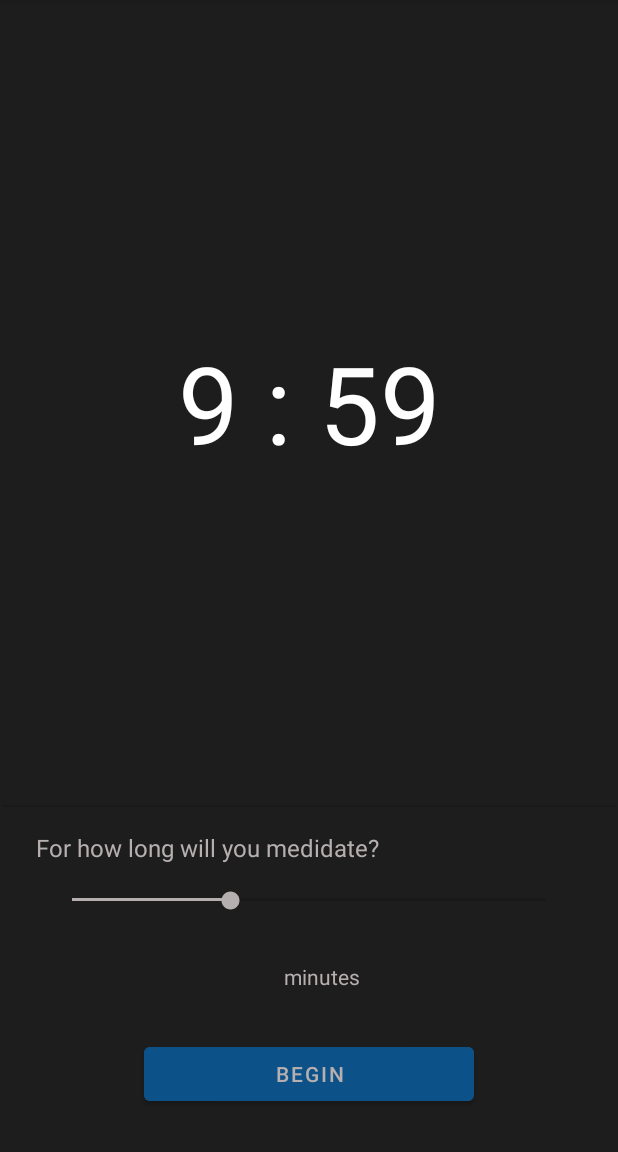
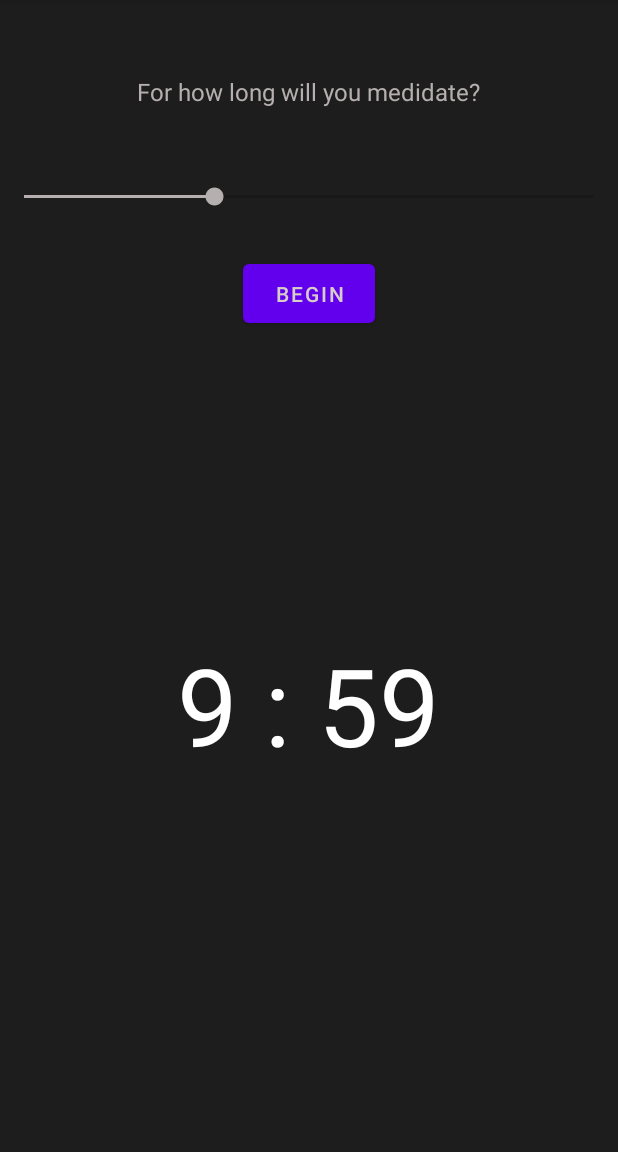
Before and after one commit to GuiHeurich/simple-meditation, an Android app: the screen it shows after launch (MainActivity), after a tap on "BEGIN", on a phone screen of 412 x 824 dp, the part 84-1236 px from its top. Run offline under Robolectric (Android 15) with nearby library versions, the light colour scheme and no system bars; our stand-ins replace data binding.

Commit message:
Change layout to linear layout

```diff
--- a/app/build.gradle
+++ b/app/build.gradle
@@ -8,7 +8,7 @@ android {
 
     defaultConfig {
         applicationId "com.example.simplemeditation"
-        minSdk 19
+        minSdk 21
         targetSdk 31
         versionCode 1
         versionName "1.0"
--- a/app/src/main/java/com/example/simplemeditation/MainActivity.kt
+++ b/app/src/main/java/com/example/simplemeditation/MainActivity.kt
@@ -3,16 +3,14 @@ package com.example.simplemeditation
 import android.media.MediaPlayer
 import android.os.Bundle
 import android.os.CountDownTimer
-import android.util.Log
 import android.widget.Button
 import android.widget.SeekBar
 import android.widget.TextView
 import androidx.appcompat.app.AppCompatActivity
 
-
 class MainActivity : AppCompatActivity() {
 
-    private var mp: MediaPlayer? = null
+    lateinit var mp: MediaPlayer
     private var currentBell = mutableListOf(R.raw.bell)
     private var countDownTimer : CountDownTimer? = null
 
@@ -20,25 +18,26 @@ class MainActivity : AppCompatActivity() {
         super.onCreate(savedInstanceState)
         setContentView(R.layout.activity_main)
 
+        val beginButton: Button = findViewById<Button>(R.id.beginButton)
+        val counterTextView: TextView = findViewById<TextView>(R.id.counterTextView)
+        val minutesBar: SeekBar = findViewById<SeekBar>(R.id.minutesBar)
 
-        val startButton: Button = findViewById<Button>(R.id.startButton)
-        val resultsTextView: TextView = findViewById<TextView>(R.id.resultsTextView)
-        val seekBar: SeekBar = findViewById<SeekBar>(R.id.seekBar)
-        val selectionTextView: TextView = findViewById<TextView>(R.id.selectionTextView)
-
-        seekBar.setOnSeekBarChangeListener(object :
+        minutesBar.setOnSeekBarChangeListener(object :
             SeekBar.OnSeekBarChangeListener {
             override fun onProgressChanged(seek: SeekBar,
                                            progress: Int, fromUser: Boolean) {
-                selectionTextView.text = seekBar.progress.toString()
+                val selectedValue = minutesBar.progress.toString()
+                counterTextView.text = "$selectedValue : 00"
             }
 
             override fun onStartTrackingTouch(seek: SeekBar) {
-                selectionTextView.text = seekBar.progress.toString()
+                val selectedValue = minutesBar.progress.toString()
+                counterTextView.text = "$selectedValue : 00"
             }
 
             override fun onStopTrackingTouch(seek: SeekBar) {
-                selectionTextView.text = seekBar.progress.toString()
+                val selectedValue = minutesBar.progress.toString()
+                counterTextView.text = "$selectedValue : 00"
             }
         })
         fun playBell(id: Int) {
@@ -59,14 +58,14 @@ class MainActivity : AppCompatActivity() {
                     val elapsedSeconds = diff / secondsInMilli
 
                     if (elapsedSeconds < 10 ) {
-                        resultsTextView.text = "$elapsedMinutes : 0$elapsedSeconds"
+                        counterTextView.text = "$elapsedMinutes : 0$elapsedSeconds"
                     } else {
-                        resultsTextView.text = "$elapsedMinutes : $elapsedSeconds"
+                        counterTextView.text = "$elapsedMinutes : $elapsedSeconds"
                     }
                 }
 
                 override fun onFinish() {
-                    resultsTextView.text = "Namaste"
+                    counterTextView.text = "Namaste"
                     playBell(id = currentBell[0])
                 }
             }.start()
@@ -78,10 +77,10 @@ class MainActivity : AppCompatActivity() {
             }
         }
 
-        startButton.setOnClickListener {
+        beginButton.setOnClickListener {
             stopCountDownTimer()
             playBell(id = currentBell[0])
-            startCounter(secondsRemaining = seekBar.progress.toLong())
+            startCounter(secondsRemaining = minutesBar.progress.toLong())
         }
 
 
--- a/app/src/main/res/layout/activity_main.xml
+++ b/app/src/main/res/layout/activity_main.xml
@@ -1,107 +1,55 @@
 <?xml version="1.0" encoding="utf-8"?>
-<androidx.constraintlayout.widget.ConstraintLayout xmlns:android="http://schemas.android.com/apk/res/android"
-    xmlns:app="http://schemas.android.com/apk/res-auto"
-    xmlns:tools="http://schemas.android.com/tools"
+<layout xmlns:android="http://schemas.android.com/apk/res/android"
+    xmlns:tools="http://schemas.android.com/tools">
+
+    <LinearLayout
         android:layout_width="match_parent"
         android:layout_height="match_parent"
+        android:orientation="vertical"
         android:background="#1E1D1D"
         tools:context=".MainActivity">
 
-    <Button
-        android:id="@+id/startButton"
-        android:layout_width="0dp"
+        <TextView
+            android:id="@+id/durationQuestionText"
+            android:layout_width="wrap_content"
             android:layout_height="wrap_content"
-        android:layout_marginStart="96dp"
-        android:layout_marginEnd="96dp"
-        android:layout_marginBottom="28dp"
-        android:backgroundTint="#0C5188"
-        android:backgroundTintMode="add"
-        android:text="Begin"
+            android:layout_gravity="center_horizontal"
+            android:paddingBottom="20dp"
+            android:paddingTop="50dp"
+            android:text="@string/for_how_long_will_you_meditate"
             android:textColor="#B6AFAF"
-        app:layout_constraintBottom_toBottomOf="parent"
-        app:layout_constraintEnd_toEndOf="parent"
-        app:layout_constraintHorizontal_bias="0.0"
-        app:layout_constraintStart_toStartOf="parent" />
+            android:textSize="16sp" />
 
         <SeekBar
-        android:id="@+id/seekBar"
+            android:id="@+id/minutesBar"
             style="@android:style/Widget.DeviceDefault.Light.SeekBar"
-        android:layout_width="0dp"
-        android:layout_height="16dp"
-        android:layout_marginStart="32dp"
-        android:layout_marginEnd="32dp"
-        android:layout_marginBottom="84dp"
+            android:layout_width="match_parent"
+            android:layout_height="wrap_content"
+            android:layout_gravity="center_horizontal"
+            android:paddingTop="30dp"
+            android:paddingBottom="30dp"
             android:max="30"
             android:progress="10"
-        android:theme="@style/SeekBarColor"
-        app:layout_constraintBottom_toTopOf="@+id/startButton"
-        app:layout_constraintEnd_toEndOf="parent"
-        app:layout_constraintHorizontal_bias="0.0"
-        app:layout_constraintStart_toStartOf="parent" />
+            android:theme="@style/SeekBarColor" />
+
+        <Button
+            android:id="@+id/beginButton"
+            android:layout_width="wrap_content"
+            android:layout_height="wrap_content"
+            android:layout_gravity="center_horizontal"
+            android:paddingBottom="10dp"
+            android:paddingTop="10dp"
+            android:text="@string/begin_button"
+            android:textColor="#D7CCC8" />
 
         <TextView
-        android:id="@+id/textView"
+            android:id="@+id/counterTextView"
             android:layout_width="wrap_content"
             android:layout_height="wrap_content"
-        android:layout_marginStart="24dp"
-        android:layout_marginBottom="16dp"
-        android:text="@string/for_how_long_will_you_meditate"
-        android:textColor="#B6AFAF"
-        android:textSize="16sp"
-        app:layout_constraintBottom_toTopOf="@+id/seekBar"
-        app:layout_constraintStart_toStartOf="parent" />
-
-    <View
-        android:id="@+id/divider"
-        android:layout_width="409dp"
-        android:layout_height="1dp"
-        android:layout_marginBottom="16dp"
-        android:background="?android:attr/listDivider"
-        app:layout_constraintBottom_toTopOf="@+id/textView"
-        app:layout_constraintEnd_toEndOf="parent"
-        app:layout_constraintStart_toStartOf="parent" />
-
-    <TextView
-        android:id="@+id/resultsTextView"
-        android:layout_width="wrap_content"
-        android:layout_height="wrap_content"
-        android:layout_marginStart="8dp"
-        android:layout_marginTop="8dp"
-        android:layout_marginEnd="8dp"
-        android:layout_marginBottom="8dp"
+            android:layout_gravity="center_horizontal"
+            android:paddingTop="200dp"
+            android:paddingBottom="50dp"
             android:textColor="#FFFFFF"
-        android:textSize="72sp"
-        app:layout_constraintBottom_toTopOf="@+id/divider"
-        app:layout_constraintEnd_toEndOf="parent"
-        app:layout_constraintStart_toStartOf="parent"
-        app:layout_constraintTop_toTopOf="parent" />
-
-    <TextView
-        android:id="@+id/selectionTextView"
-        android:layout_width="wrap_content"
-        android:layout_height="wrap_content"
-        android:layout_marginTop="31dp"
-        android:layout_marginBottom="31dp"
-        android:textColor="#B6AFAF"
-        app:layout_constraintBottom_toTopOf="@+id/startButton"
-        app:layout_constraintEnd_toEndOf="parent"
-        app:layout_constraintHorizontal_bias="0.374"
-        app:layout_constraintStart_toStartOf="parent"
-        app:layout_constraintTop_toBottomOf="@+id/seekBar"
-        app:layout_constraintVertical_bias="1.0" />
-
-    <TextView
-        android:id="@+id/minutesText"
-        android:layout_width="wrap_content"
-        android:layout_height="wrap_content"
-        android:layout_marginTop="31dp"
-        android:layout_marginBottom="31dp"
-        android:text="minutes"
-        android:textColor="#B6AFAF"
-        app:layout_constraintBottom_toTopOf="@+id/startButton"
-        app:layout_constraintEnd_toEndOf="parent"
-        app:layout_constraintHorizontal_bias="0.169"
-        app:layout_constraintStart_toEndOf="@+id/selectionTextView"
-        app:layout_constraintTop_toBottomOf="@+id/seekBar"
-        app:layout_constraintVertical_bias="1.0" />
-</androidx.constraintlayout.widget.ConstraintLayout>
+            android:textSize="72sp" />
+    </LinearLayout>
+</layout>
--- a/app/src/main/res/values/strings.xml
+++ b/app/src/main/res/values/strings.xml
@@ -3,4 +3,6 @@
     <string name="roll">Roll</string>
     <string name="how_many">How many?</string>
     <string name="for_how_long_will_you_meditate">For how long will you medidate?</string>
+    <string name="begin_button">Begin</string>
+    <string name="minutes_value">minutes</string>
 </resources>
```
Lines whose indentation alone changed are shown as unchanged.
